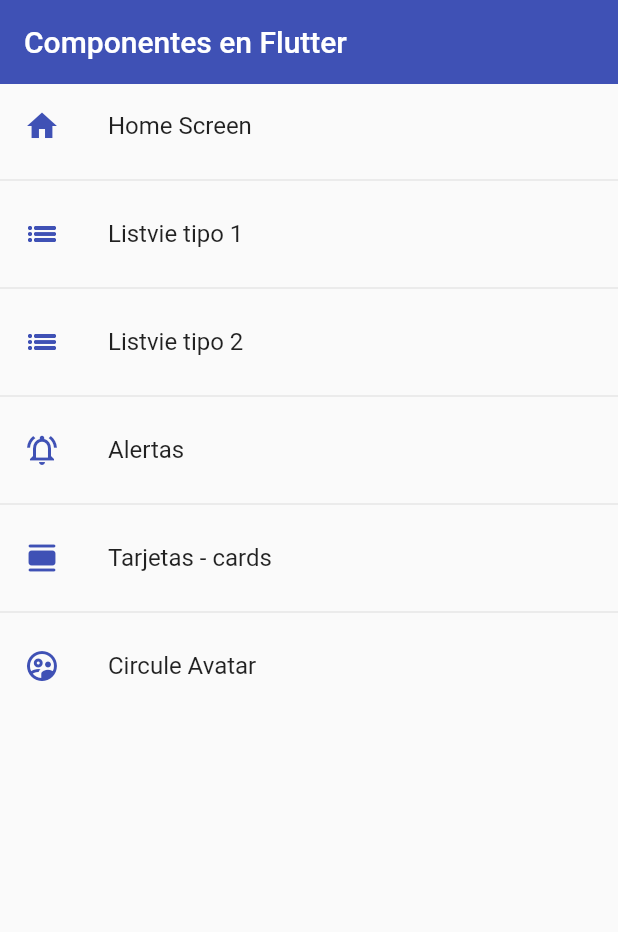
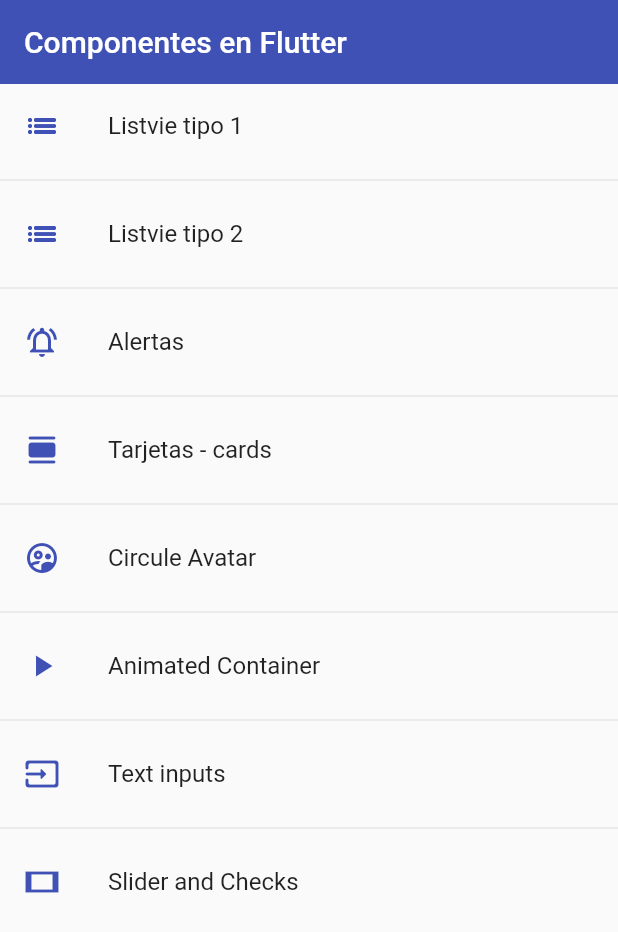
Before and after one commit to DaveOval/app_componentesFlutter, a Flutter app: the screen it shows after launch, on a phone screen of 412 x 824 dp. Shown: the top 932 px of the screen. Run offline on Flutter 3.47's test engine with Material 2 defaults, Android fonts, the phone set to English and light mode, and no system bars.

```diff
--- a/lib/router/app_routes.dart
+++ b/lib/router/app_routes.dart
@@ -10,22 +10,26 @@ class AppRoutes{
 
   static final menuOptions = <MenuOption>[
     // TODO: borrar home
-    MenuOption(route: 'home', name: 'Home Screen', screen: const HomeScreen(), icon: Icons.home),
+    // MenuOption(route: 'home', name: 'Home Screen', screen: const HomeScreen(), icon: Icons.home),
     MenuOption(route: 'listview1', name: 'Listvie tipo 1', screen: const Listview1Screen(), icon: Icons.list_outlined),
     MenuOption(route: 'listview2', name: 'Listvie tipo 2', screen: const Listview2Screen(), icon: Icons.list_outlined),
     MenuOption(route: 'alert', name: 'Alertas', screen: const AlertScreen(), icon: Icons.notifications_active_outlined),
     MenuOption(route: 'card', name: 'Tarjetas - cards', screen: const CardScreen(), icon: Icons.calendar_view_day_rounded),
     MenuOption(route: 'avatar', name: 'Circule Avatar', screen: const AvatarScreen(), icon: Icons.supervised_user_circle_outlined),
+    MenuOption(route: 'animated', name: 'Animated Container', screen: const AnimatedScreen(), icon: Icons.play_arrow),
+    MenuOption(route: 'inputs', name: 'Text inputs', screen: const InputsScreen(), icon: Icons.input_rounded),
+    MenuOption(route: 'slider', name: 'Slider and Checks', screen: const SliderScreen(), icon: Icons.stay_primary_landscape_sharp),
   ];
 
   static Map<String, Widget Function(BuildContext)> getAppRoutes(){
 
-    Map<String, Widget Function(BuildContext)> AppRoutes = {};
+    Map<String, Widget Function(BuildContext)> appRoutes = {};
+    appRoutes.addAll({'home':(BuildContext context) => const HomeScreen()});
 
     for (final option in menuOptions) {
-      AppRoutes.addAll({option.route:(BuildContext context) => option.screen});
+      appRoutes.addAll({option.route:(BuildContext context) => option.screen});
     }
-    return  AppRoutes;
+    return  appRoutes;
   }
   // static Map<String, Widget Function(BuildContext)> routes = {
   //       'home':(BuildContext context) => const HomeScreen(),
--- a/lib/screens/screens.dart
+++ b/lib/screens/screens.dart
@@ -1,8 +1,13 @@
 
 
+
+
+export 'package:fl_components/screens/slider_screen.dart';
 export 'package:fl_components/screens/home_screen.dart';
 export 'package:fl_components/screens/card_screen.dart';
 export 'package:fl_components/screens/alert_screen.dart';
 export 'package:fl_components/screens/listview1_screen.dart';
 export 'package:fl_components/screens/listview2_screen.dart';
 export 'package:fl_components/screens/avatar_screen.dart';
+export 'package:fl_components/screens/animated_screen.dart';
+export 'package:fl_components/screens/inputs_screen.dart';
--- a/lib/theme/app_theme.dart
+++ b/lib/theme/app_theme.dart
@@ -30,6 +30,23 @@ class AppTheme{
             shape: const StadiumBorder(),
             elevation: 0
             ),
+        ),
+
+        inputDecorationTheme: const InputDecorationTheme(
+          floatingLabelStyle: TextStyle( color: primary ),
+          enabledBorder: OutlineInputBorder(
+            borderSide: BorderSide( color: primary),
+            borderRadius: BorderRadius.only( bottomLeft: Radius.circular(10) )
+          ),
+
+          focusedBorder: OutlineInputBorder(
+            borderSide: BorderSide( color: primary),
+            borderRadius: BorderRadius.only( bottomLeft: Radius.circular(10) )
+          ),
+          border:OutlineInputBorder(
+            borderSide: BorderSide( color: primary),
+
+          )
         )
     );
 
--- a/lib/widgets/widgets.dart
+++ b/lib/widgets/widgets.dart
@@ -1,2 +1,5 @@
+
+
+export 'package:fl_components/widgets/custom_input_field.dart';
 export 'package:fl_components/widgets/custom_card_type_2.dart';
 export 'package:fl_components/widgets/custom_card_type_1.dart';
```
Also changed, not shown: lib/screens/animated_screen.dart (added, +57 -0 lines), lib/screens/inputs_screen.dart (added, +82 -0 lines), lib/screens/slider_screen.dart (added, +83 -0 lines), lib/widgets/custom_input_field.dart (added, +69 -0 lines).
